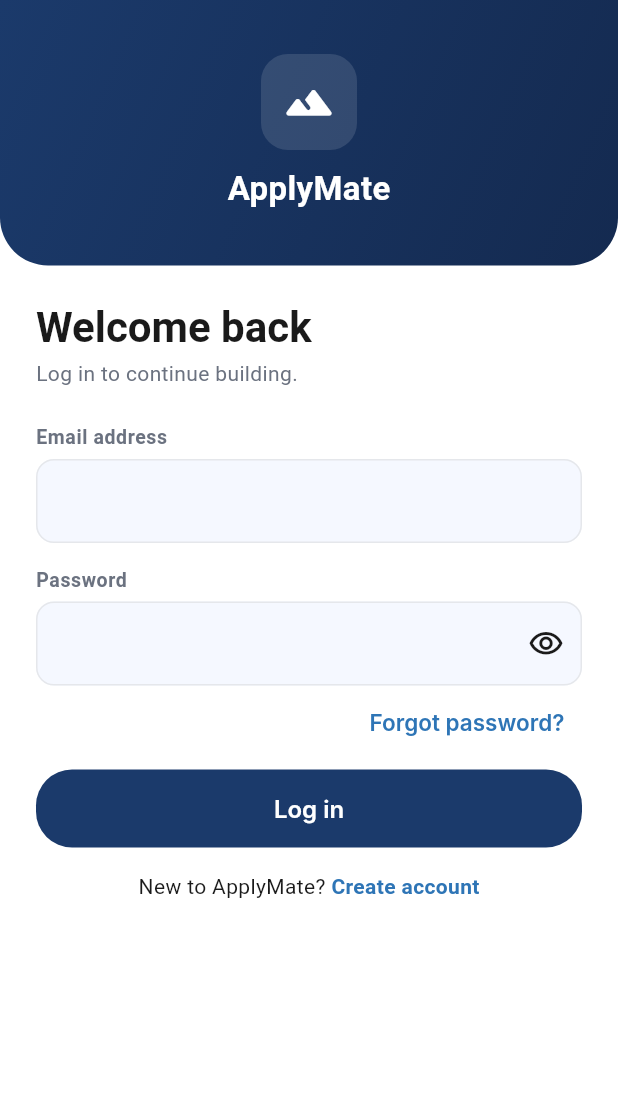
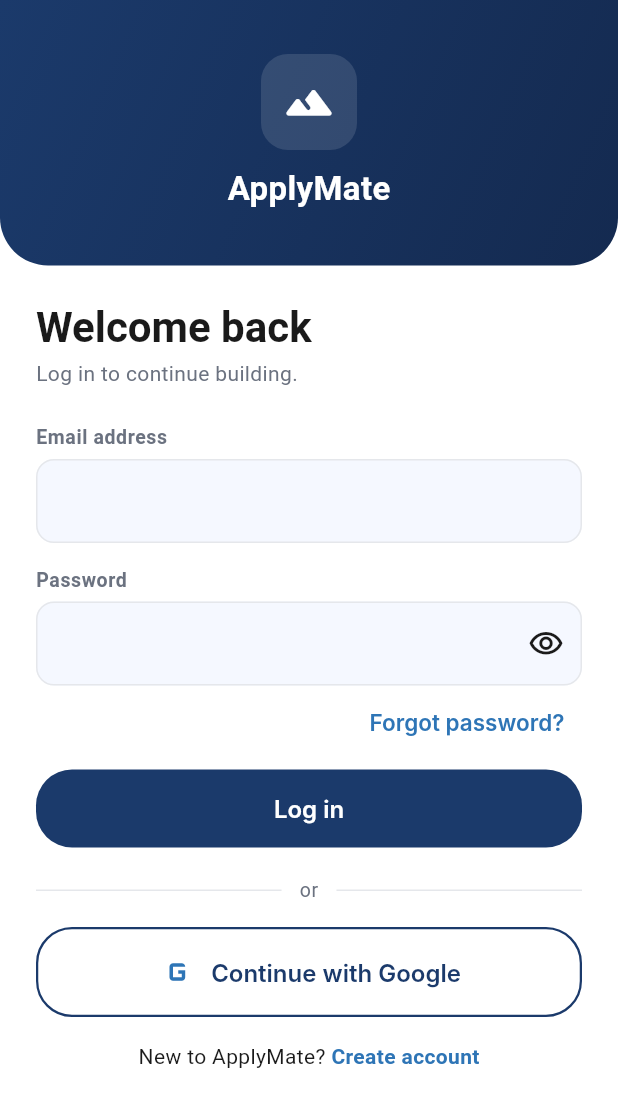
Before and after one commit to oscarneupane/resume-builder, a Flutter app: the LoginScreen screen opened by its route, on a phone screen of 412 x 824 dp. Shown: the top 1107 px of the screen. Run offline on Flutter 3.47's test engine with Material 3 defaults, Android fonts, the phone set to English and light mode, and no system bars; our stand-ins replace flutter_dotenv, flutter_riverpod, flutter_secure_storage, go_router, pdf, printing and 2 more; accounts and stored records are empty; Roboto replaces fonts that are missing (Inter).

Commit message:
feat: username at sign-up + Google sign-in (Supabase OAuth)
Username:
- Required Username field on the sign-up form (3-20 chars, validated),
  saved to the user profile via signUp metadata.
- AuthRepository/AuthController/AuthState carry username; mock path persists it
  in secure storage. Dashboard greeting now prefers username (AuthState.displayName).
- profiles.username column + signup trigger update (migration 0002); Profile model
  gains username.

Google sign-in:
- "Continue with Google" button (reusable widget) on login + signup, wired to
  Supabase signInWithOAuth(Google, redirectTo: applymate://login-callback).
- Android manifest registers the login-callback deep link; config.toml adds the
  redirect + google provider block; supabase/README documents Google Cloud +
  Supabase setup. In mock mode the button shows a clear "setup required" message.

Also fixes an auth-guard gap: logging out from a pushed screen (e.g. Settings)
now correctly redirects to login instead of staying put.

Verified: flutter analyze (0 errors/warnings), flutter test (19/19), build apk,
and live on emulator — login/signup show the Google button, signup shows the
Username field, logout redirects to login, and Google in mock mode shows the
setup message.

Co-Authored-By: Claude Opus 4.8 <noreply@anthropic.com>

```diff
--- a/lib/features/auth/screens/login_screen.dart
+++ b/lib/features/auth/screens/login_screen.dart
@@ -10,6 +10,7 @@ import '../../../shared/utils/validators.dart';
 import '../../../shared/widgets/app_button.dart';
 import '../../../shared/widgets/app_text_field.dart';
 import '../auth_provider.dart';
+import '../widgets/google_sign_in_button.dart';
 
 class LoginScreen extends ConsumerStatefulWidget {
   const LoginScreen({super.key});
@@ -92,6 +93,8 @@ class _LoginScreenState extends ConsumerState<LoginScreen> {
                       ),
                       const SizedBox(height: 8),
                       AppButton(label: 'Log in', onPressed: _submit, loading: _loading),
+                      const SizedBox(height: 20),
+                      const GoogleSignInButton(),
                       const SizedBox(height: 16),
                       Center(
                         child: Wrap(
--- /dev/null
+++ b/lib/features/auth/widgets/google_sign_in_button.dart
@@ -0,0 +1,59 @@
+import 'package:flutter/material.dart';
+import 'package:flutter_riverpod/flutter_riverpod.dart';
+
+import '../../../app/theme.dart';
+import '../../../core/extensions.dart';
+import '../auth_provider.dart';
+
+/// "Continue with Google" button + an "or" divider. Triggers Supabase OAuth.
+class GoogleSignInButton extends ConsumerStatefulWidget {
+  const GoogleSignInButton({super.key});
+
+  @override
+  ConsumerState<GoogleSignInButton> createState() => _GoogleSignInButtonState();
+}
+
+class _GoogleSignInButtonState extends ConsumerState<GoogleSignInButton> {
+  bool _loading = false;
+
+  Future<void> _signIn() async {
+    setState(() => _loading = true);
+    try {
+      await ref.read(authControllerProvider).signInWithGoogle();
+    } catch (e) {
+      if (mounted) context.showSnack(e.toString());
+    } finally {
+      if (mounted) setState(() => _loading = false);
+    }
+  }
+
+  @override
+  Widget build(BuildContext context) {
+    return Column(
+      children: [
+        Row(
+          children: [
+            const Expanded(child: Divider()),
+            Padding(
+              padding: const EdgeInsets.symmetric(horizontal: 12),
+              child: Text('or', style: context.text.bodySmall),
+            ),
+            const Expanded(child: Divider()),
+          ],
+        ),
+        const SizedBox(height: 16),
+        SizedBox(
+          width: double.infinity,
+          child: OutlinedButton.icon(
+            onPressed: _loading ? null : _signIn,
+            icon: _loading
+                ? const SizedBox(
+                    width: 18, height: 18, child: CircularProgressIndicator(strokeWidth: 2.2))
+                : const Icon(Icons.g_mobiledata, size: 28, color: AppColors.accent),
+            label: Text(_loading ? 'Connecting…' : 'Continue with Google'),
+          ),
+        ),
+      ],
+    );
+  }
+}
--- a/lib/features/dashboard/widgets/dashboard_content.dart
+++ b/lib/features/dashboard/widgets/dashboard_content.dart
@@ -14,8 +14,7 @@ class DashboardContent extends ConsumerWidget {
 
   @override
   Widget build(BuildContext context, WidgetRef ref) {
-    final email = ref.watch(authStateProvider).email;
-    final greetingName = (email?.split('@').first ?? 'friend').capitalized;
+    final greetingName = ref.watch(authStateProvider).displayName.capitalized;
     // Live resume "potential" — reflects how complete/strong the user's draft is.
     final resumeScore = ref.watch(resumeBuilderControllerProvider).strengthScore;
 
--- a/lib/models/profile_model.dart
+++ b/lib/models/profile_model.dart
@@ -3,6 +3,7 @@ import '../core/constants.dart';
 class Profile {
   final String id;
   final String? fullName;
+  final String? username;
   final String? avatarUrl;
   final String? careerGoal;
   final String? jobTitle;
@@ -15,6 +16,7 @@ class Profile {
   const Profile({
     required this.id,
     this.fullName,
+    this.username,
     this.avatarUrl,
     this.careerGoal,
     this.jobTitle,
@@ -28,6 +30,7 @@ class Profile {
   factory Profile.fromMap(Map<String, dynamic> m) => Profile(
         id: m['id'] as String,
         fullName: m['full_name'] as String?,
+        username: m['username'] as String?,
         avatarUrl: m['avatar_url'] as String?,
         careerGoal: m['career_goal'] as String?,
         jobTitle: m['job_title'] as String?,
@@ -41,6 +44,7 @@ class Profile {
   Map<String, dynamic> toMap() => {
         'id': id,
         if (fullName != null) 'full_name': fullName,
+        if (username != null) 'username': username,
         if (avatarUrl != null) 'avatar_url': avatarUrl,
         if (careerGoal != null) 'career_goal': careerGoal,
         if (jobTitle != null) 'job_title': jobTitle,
@@ -51,6 +55,7 @@ class Profile {
 
   Profile copyWith({
     String? fullName,
+    String? username,
     String? avatarUrl,
     String? careerGoal,
     String? jobTitle,
@@ -61,6 +66,7 @@ class Profile {
       Profile(
         id: id,
         fullName: fullName ?? this.fullName,
+        username: username ?? this.username,
         avatarUrl: avatarUrl ?? this.avatarUrl,
         careerGoal: careerGoal ?? this.careerGoal,
         jobTitle: jobTitle ?? this.jobTitle,
```
Also changed, not shown: lib/app/router.dart (+4 -4 lines), lib/features/auth/auth_provider.dart (+28 -16 lines), lib/features/auth/screens/signup_screen.dart (+14 -0 lines), lib/services/auth_repository.dart (+67 -19 lines), lib/shared/utils/validators.dart (+12 -0 lines), 5 other files.
